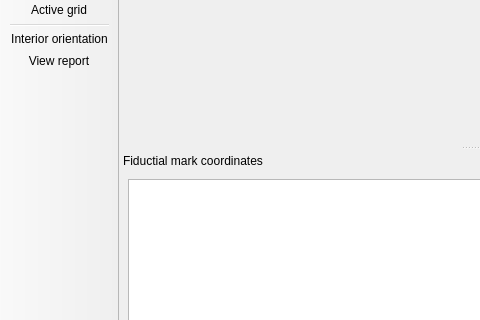
Before: the Qt Designer form branches/SandBox/trunk_candidata/qt/interface/IOForm.ui in e-foto/e-foto, drawn with Qt 5; both pictures show x 0 to 480 and y 128 to 448 of the 820 by 530 pixel window.
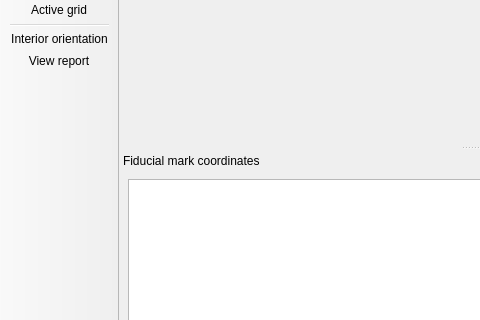
After: the same form once the commit is applied. Icons and pictures are not drawn.

Commit message: Changed all fiductial to fiducial Few changes in PTUserInterface_Qt

Diff of the .ui file:
```diff
--- a/branches/SandBox/trunk_candidata/qt/interface/IOForm.ui
+++ b/branches/SandBox/trunk_candidata/qt/interface/IOForm.ui
@@ -99,7 +99,7 @@
     <set>QDockWidget::AllDockWidgetFeatures</set>
    </property>
    <property name="windowTitle">
-    <string>Fiductial mark coordinates</string>
+    <string>Fiducial mark coordinates</string>
    </property>
    <attribute name="dockWidgetArea">
     <number>8</number>
```
The commit also changes 22 other files.
